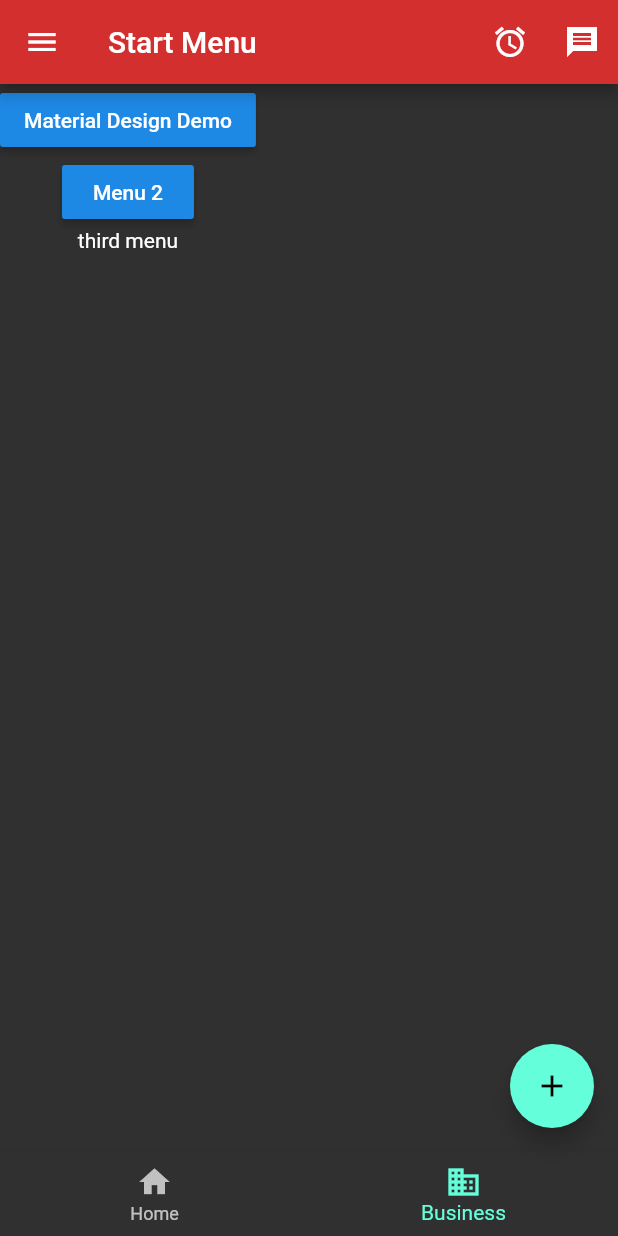
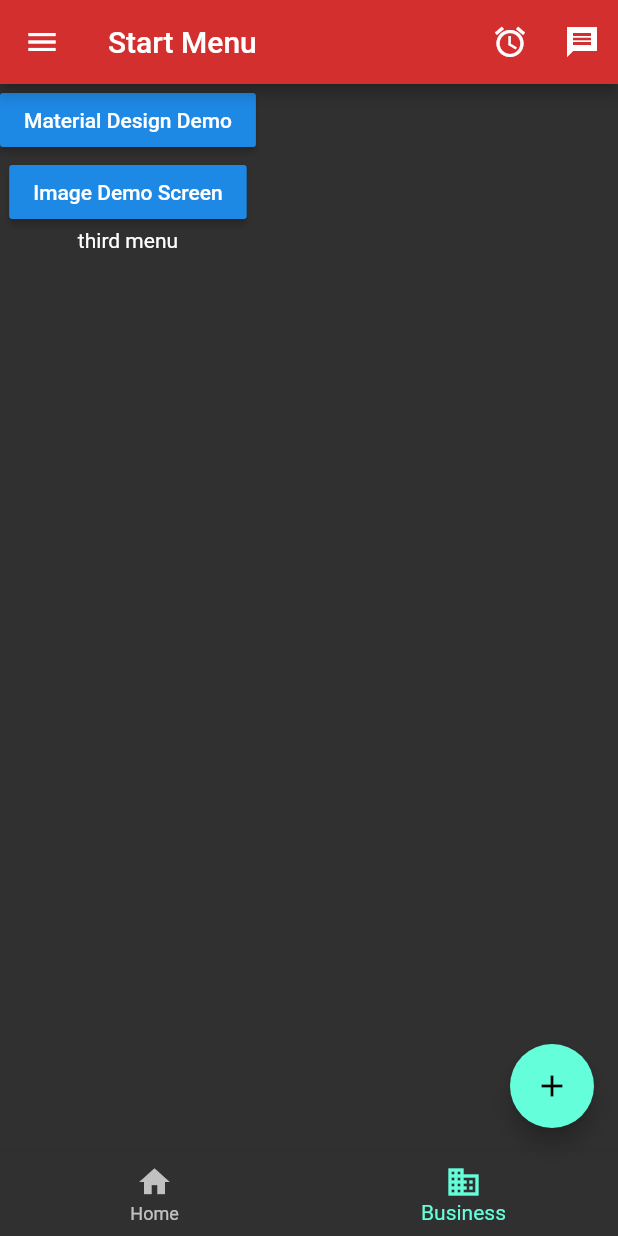
Before and after one commit to rohithaider/cmsc4303-lesson1, a Flutter app: the screen it shows after launch, on a phone screen of 412 x 824 dp. Run offline on Flutter 3.47's test engine with Material 2 defaults, Android fonts, the phone set to English and light mode, and no system bars.

Commit message:
image demo

```diff
--- a/lib/main.dart
+++ b/lib/main.dart
@@ -1,4 +1,5 @@
 import 'package:flutter/material.dart';
+import 'package:lesson1/screen/image_screen.dart';
 import 'package:lesson1/screen/materialdesign_screen.dart';
 import 'package:lesson1/screen/start_screen.dart';
 
@@ -12,14 +13,16 @@ class Lesson1App extends StatelessWidget {
     return MaterialApp(
       debugShowCheckedModeBanner: false,
       theme: ThemeData(
-        brightness: Brightness.dark,
-        primaryColor: Colors.red[700],
-      ),
+          brightness: Brightness.dark,
+          primaryColor: Colors.red[700],
+          textTheme:
+              TextTheme(headline1: TextStyle(fontSize: 30.0, color: Colors.yellow[900]))),
       initialRoute: StartScreen.routeName,
       routes: {
         StartScreen.routeName: (context) => StartScreen(),
         MaterialDesignScreen.routeName: (context) =>
             MaterialDesignScreen(), //using annoynimous function and arrow function. buildcontext is not needed
+        ImageScreen.routeName: (context) => ImageScreen(),
       },
     );
   }
--- /dev/null
+++ b/lib/screen/image_screen.dart
@@ -0,0 +1,14 @@
+import 'package:flutter/material.dart';
+
+class ImageScreen extends StatelessWidget {
+  static const routeName = '/imageScreen';
+  @override
+  Widget build(BuildContext context) {
+    return Scaffold(
+      appBar: AppBar(
+        title: Text('Image demo screen'),
+      ),
+      body: Text('Image'),
+    );
+  }
+}
--- a/lib/screen/start_screen.dart
+++ b/lib/screen/start_screen.dart
@@ -1,4 +1,5 @@
 import 'package:flutter/material.dart';
+import 'package:lesson1/screen/image_screen.dart';
 import 'package:lesson1/screen/materialdesign_screen.dart';
 
 class StartScreen extends StatelessWidget {
@@ -46,17 +47,14 @@ class StartScreen extends StatelessWidget {
       body: Column(
         children: [
           RaisedButton(
-            onPressed: () {
-              Navigator.pushNamed(context,
-                  MaterialDesignScreen.routeName); // navigating to another screen
-            },
+            onPressed: () => Navigator.pushNamed(
+                context, MaterialDesignScreen.routeName), // navigating to another screen
+
             child: Text('Material Design Demo'),
           ),
           RaisedButton(
-            onPressed: () {
-              print('Menu 2');
-            },
-            child: Text('Menu 2'),
+            onPressed: () => Navigator.pushNamed(context, ImageScreen.routeName),
+            child: Text('Image Demo Screen'),
           ),
           Text('third menu')
         ],
```
